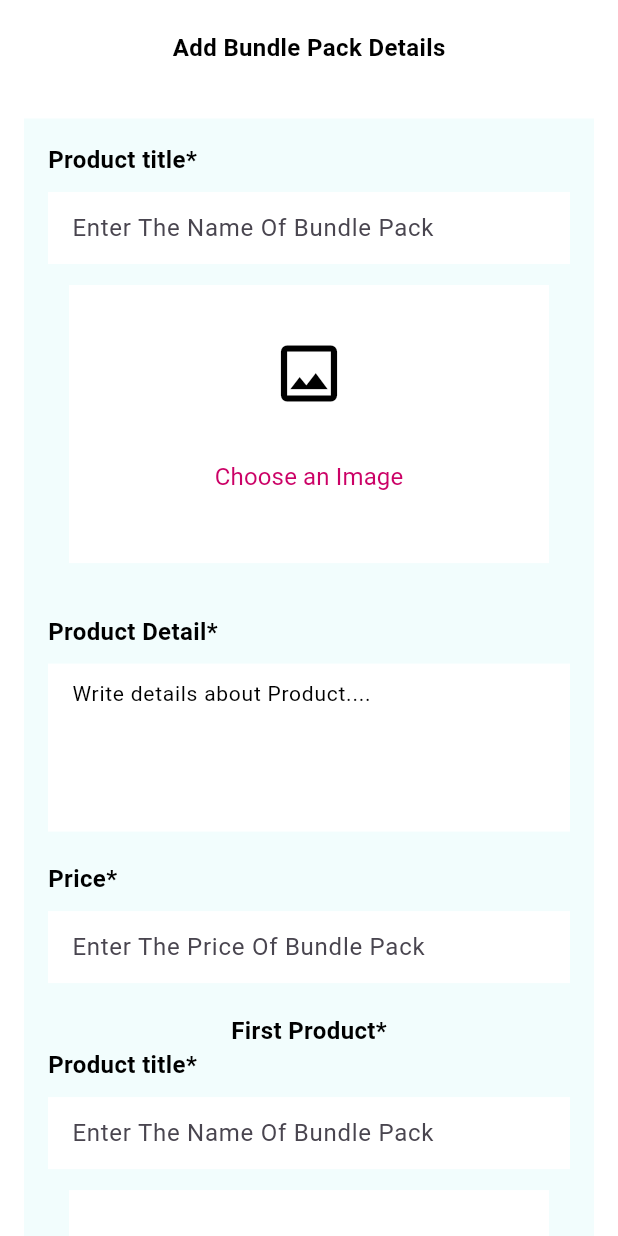
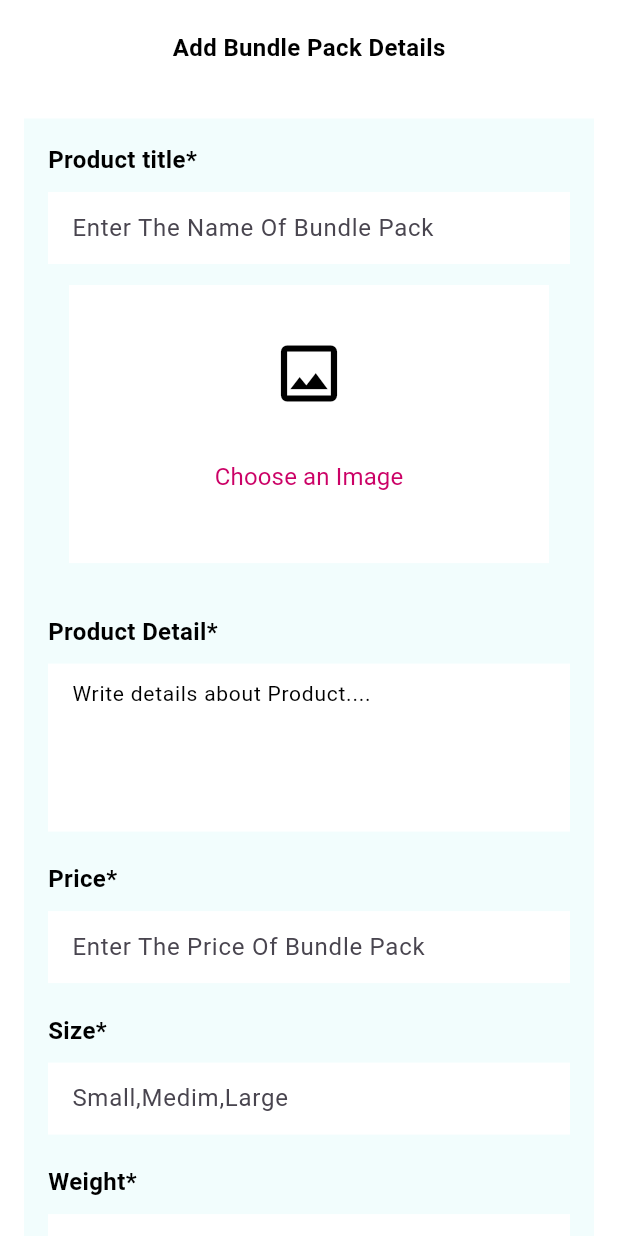
Before and after one commit to ba138/Citta_Admin_Panel, a Flutter app: the AddBundlpackScreen screen opened directly, on a phone screen of 412 x 824 dp. Run offline on Flutter 3.47's test engine with Material 3 defaults, Android fonts, the phone set to English and light mode, and no system bars; our stand-ins replace cloud_firestore, firebase_core, firebase_storage, fluttertoast, iconly, image_picker; missing offline and left inert: dart:html, shared_preferences_web; accounts and stored records are empty; network calls fail; statements that could not run were skipped.

Commit message:
change s to add new field to bundle pack

```diff
--- a/lib/inner_screen/add_bundle_pack_screen.dart
+++ b/lib/inner_screen/add_bundle_pack_screen.dart
@@ -148,17 +148,18 @@ class _AddBundlpackScreenFormState extends State<AddBundlpackScreen> {
         setState(() {
           isLoading = true;
         });
-        final coverImageUrl = await _uploadImageToStorage(uuid, _coverImage!);
+        final coverImageUrl =
+            await _uploadImageToStorage("${uuid}cover", _coverImage!);
         final previewImageUrl1 =
-            await _uploadImageToStorage(uuid, previewImage1!);
+            await _uploadImageToStorage("${uuid}1", previewImage1!);
         final previewImageUrl2 =
-            await _uploadImageToStorage(uuid, previewImage2!);
+            await _uploadImageToStorage("${uuid}2", previewImage2!);
         final previewImageUrl3 =
-            await _uploadImageToStorage(uuid, previewImage3!);
+            await _uploadImageToStorage("${uuid}3", previewImage3!);
         final previewImageUrl4 =
-            await _uploadImageToStorage(uuid, previewImage4!);
+            await _uploadImageToStorage("${uuid}4", previewImage4!);
         final previewImageUrl5 =
-            await _uploadImageToStorage(uuid, previewImage5!);
+            await _uploadImageToStorage("${uuid}5", previewImage5!);
 
         await FirebaseFirestore.instance
             .collection('bundle pack')
@@ -169,6 +170,7 @@ class _AddBundlpackScreenFormState extends State<AddBundlpackScreen> {
           'price': _priceController.text,
           'detail': _detailController.text,
           'imageUrl': coverImageUrl,
+          'salePrice': "2400",
           'createdAt': Timestamp.now(),
           'product1': {
             "title": _titleController1.text,
@@ -569,6 +571,72 @@ class _AddBundlpackScreenFormState extends State<AddBundlpackScreen> {
                               decoration: InputDecoration(
                                 filled: true,
                                 hintText: "Enter The Price Of Bundle Pack",
+                                fillColor: scaffoldColor,
+                                border: InputBorder.none,
+                                focusedBorder: OutlineInputBorder(
+                                  borderSide: BorderSide(
+                                    color: color,
+                                    width: 1.0,
+                                  ),
+                                ),
+                              ),
+                            ),
+                            const SizedBox(
+                              height: 20,
+                            ),
+                            TextWidget(
+                              text: 'Size*',
+                              color: color,
+                              isTitle: true,
+                            ),
+                            const SizedBox(
+                              height: 10,
+                            ),
+                            TextFormField(
+                              controller: _sizeController,
+                              key: const ValueKey('Size'),
+                              validator: (value) {
+                                if (value!.isEmpty) {
+                                  return 'Please enter a Size';
+                                }
+                                return null;
+                              },
+                              decoration: InputDecoration(
+                                filled: true,
+                                hintText: "Small,Medim,Large",
+                                fillColor: scaffoldColor,
+                                border: InputBorder.none,
+                                focusedBorder: OutlineInputBorder(
+                                  borderSide: BorderSide(
+                                    color: color,
+                                    width: 1.0,
+                                  ),
+                                ),
+                              ),
+                            ),
+                            const SizedBox(
+                              height: 20,
+                            ),
+                            TextWidget(
+                              text: 'Weight*',
+                              color: color,
+                              isTitle: true,
+                            ),
+                            const SizedBox(
+                              height: 10,
+                            ),
+                            TextFormField(
+                              controller: _weightController,
+                              key: const ValueKey('weight'),
+                              validator: (value) {
+                                if (value!.isEmpty) {
+                                  return 'Please enter a Weight';
+                                }
+                                return null;
+                              },
+                              decoration: InputDecoration(
+                                filled: true,
+                                hintText: "Enter The weight Of Bundle Pack",
                                 fillColor: scaffoldColor,
                                 border: InputBorder.none,
                                 focusedBorder: OutlineInputBorder(
```
